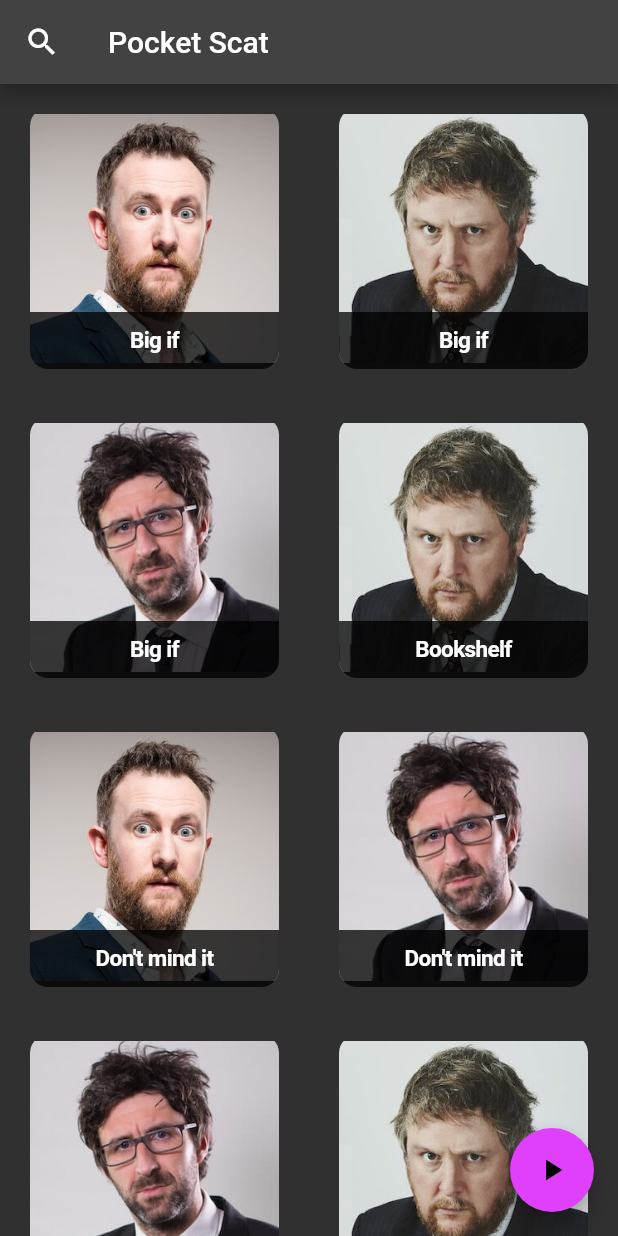
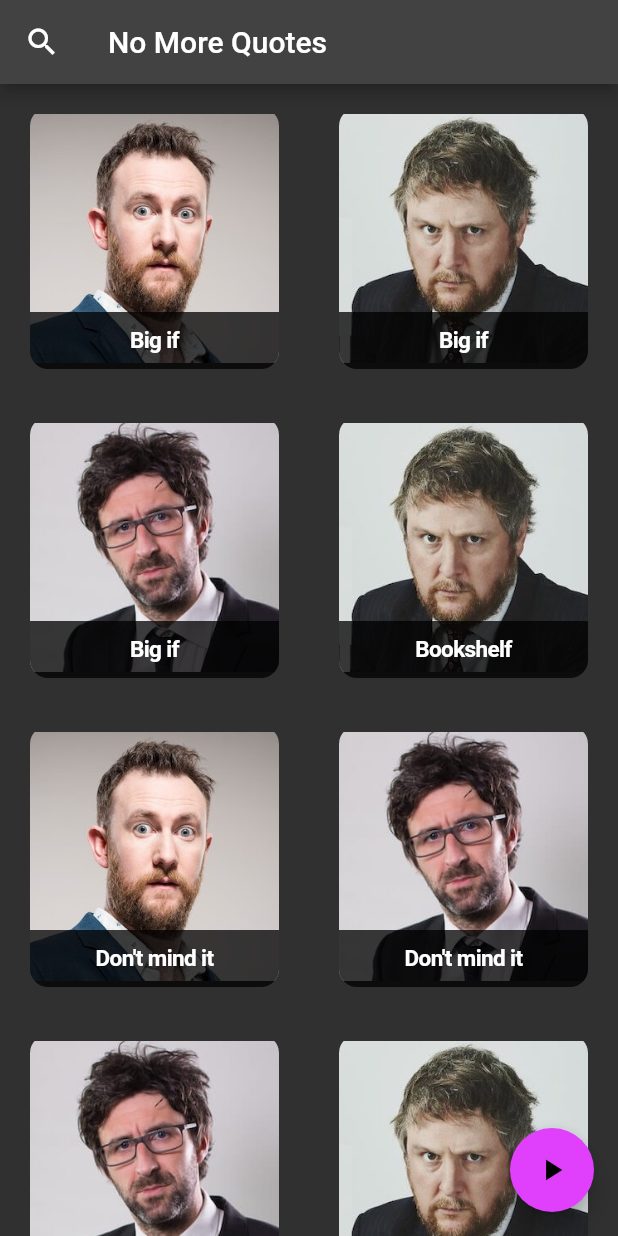
Before and after one commit to alyssaruth/flutter-soundboard, a Flutter app: the screen it shows after launch, on a phone screen of 412 x 824 dp. Run offline on Flutter 3.47's test engine with Material 2 defaults, Android fonts, the phone set to English and light mode, and no system bars; our stand-ins replace audioplayers, share; missing offline and left inert: dart_random_choice; project files that could hold a hidden picture were left out.

Commit message:
sort the name out again

```diff
--- a/lib/widget/searchable_quotes.dart
+++ b/lib/widget/searchable_quotes.dart
@@ -53,7 +53,7 @@ class SearchableQuotesState extends State<SearchableQuotes> {
           autofocus: true,
           style: const TextStyle(color: Colors.white));
     } else {
-      return const Text('Pocket Scat');
+      return const Text('No More Quotes');
     }
   }
 
```
